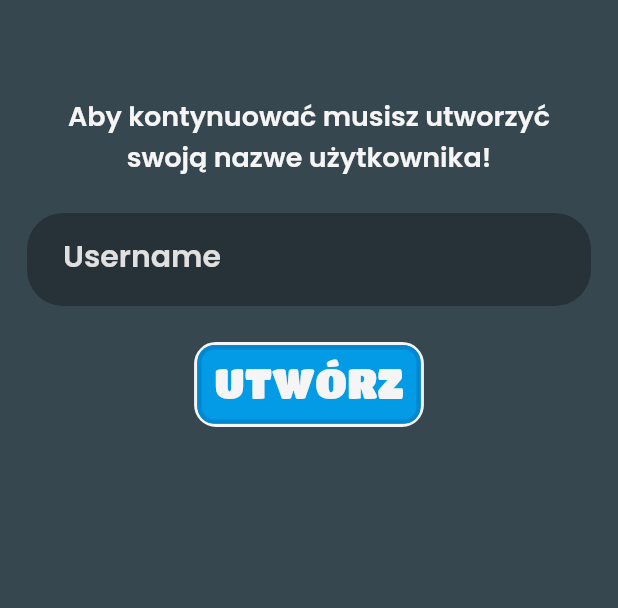
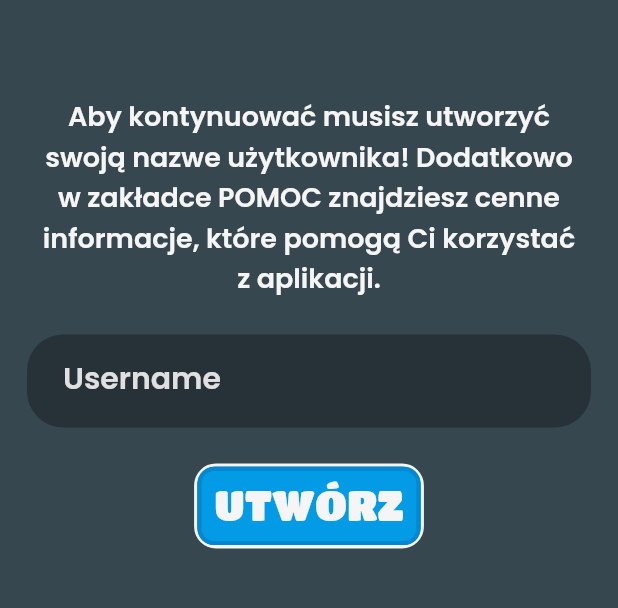
Before and after one commit to Alfred7777/clickbait-frontend, a Flutter app: the screen it shows after launch, on a phone screen of 412 x 824 dp, the part 168-776 px from its top. Run offline on Flutter 3.47's test engine with Material 2 defaults, Android fonts, the phone set to English and light mode, and no system bars; our stand-ins replace bloc, equatable, flutter_bloc, shared_preferences.

Commit message:
fix: snackbar duration and help page text

```diff
--- a/lib/help/help_screen.dart
+++ b/lib/help/help_screen.dart
@@ -111,8 +111,9 @@ class HelpList extends StatelessWidget {
                     ),
                     children: const <TextSpan>[
                       TextSpan(text: 'W naszej aplikacji skupiamy się tylko na tytułach artykułów w formie tekstowej. '),
-                      TextSpan(text: 'Poszukujemy zatem takich nagłowków, które zwracają uwagę, wywołuje emocją lub wzbudzają ludzką ciekawość, poprzez swoją formę lub treść. '),
+                      TextSpan(text: 'Poszukujemy zatem takich nagłowków, które zwracają uwagę, wywołują emocje lub wzbudzają ludzką ciekawość, poprzez swoją formę lub treść. '),
                       TextSpan(text: 'W związku z tym tytuły, które mają wymienione wyżej cechy powinny być przez Ciebie oznaczone jako clickbait. '),
+                      TextSpan(text: 'Nagłówki, w których celowo została pominięta prosta informacja, która powinna być w nich zawarta, w celu przyciągnięcia użytkownika rownież zaliczają się jako clickbait. '),
                       TextSpan(text: 'Warto wspomnieć, że rozpatrujemy w tym przypadku sam tytuł, bez jego związku z treścią artykułu, więc ten aspekt przy ocenie powinieneś pominąć. '),
                     ],
                   ),
--- a/lib/home/home_screen.dart
+++ b/lib/home/home_screen.dart
@@ -66,15 +66,19 @@ class HomeScreenState extends State<HomeScreen> {
                     if (state is CreateUserFailure) {
                       var snackBar = SnackBar(
                         content: Text(state.error),
+                        duration: const Duration(seconds: 2),
                         backgroundColor: Colors.red.shade400,
                       );
+                      ScaffoldMessenger.of(context).removeCurrentSnackBar();
                       ScaffoldMessenger.of(context).showSnackBar(snackBar);
                     }
                     if (state is FetchTitleFailure) {
                       var snackBar = SnackBar(
                         content: Text(state.error),
+                        duration: const Duration(seconds: 2),
                         backgroundColor: Colors.red.shade400,
                       );
+                      ScaffoldMessenger.of(context).removeCurrentSnackBar();
                       ScaffoldMessenger.of(context).showSnackBar(snackBar);
                     }
                   },
@@ -286,7 +290,7 @@ class CreateAccountForm extends StatelessWidget {
                   right: constraints.maxWidth < 600 ? 24 : 32,
                 ),
                 child: Text(
-                  'Aby kontynuować musisz utworzyć swoją nazwe użytkownika!',
+                  'Aby kontynuować musisz utworzyć swoją nazwe użytkownika! Dodatkowo w zakładce POMOC znajdziesz cenne informacje, które pomogą Ci korzystać z aplikacji.',
                   textAlign: TextAlign.center,
                   style: TextStyle(
                     color: Colors.grey.shade100,
```
